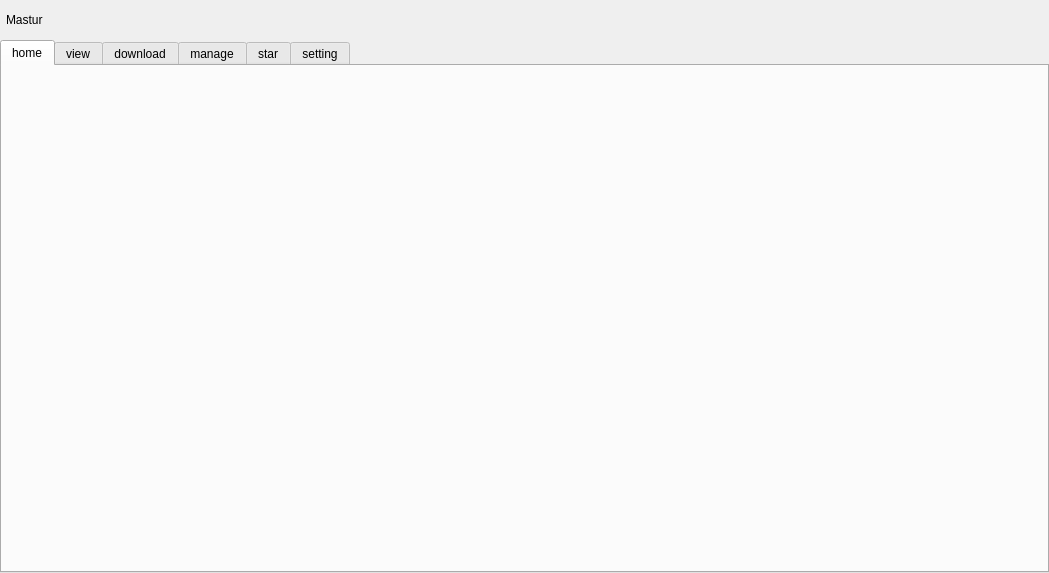
Above: Mastur.ui from ddmoyu/mastur before the change. Below: the same form after it.
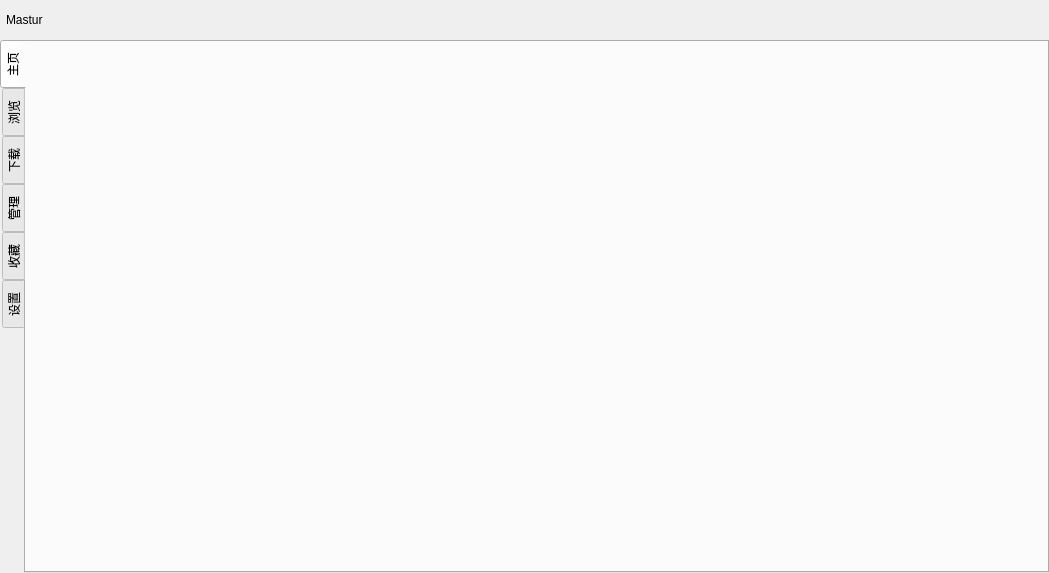
That is the form after the change. Icons and pictures are not drawn.

Commit message: feat: 修改样式

What changed in the file:
```diff
--- a/Mastur.ui
+++ b/Mastur.ui
@@ -249,7 +249,10 @@
       <string notr="true"/>
      </property>
      <property name="tabPosition">
-      <enum>QTabWidget::North</enum>
+      <enum>QTabWidget::West</enum>
+     </property>
+     <property name="tabShape">
+      <enum>QTabWidget::Rounded</enum>
      </property>
      <property name="currentIndex">
       <number>0</number>
@@ -262,32 +265,32 @@
      </property>
      <widget class="QWidget" name="home">
       <attribute name="title">
-       <string>home</string>
+       <string>主页</string>
       </attribute>
      </widget>
      <widget class="QWidget" name="view">
       <attribute name="title">
-       <string>view</string>
+       <string>浏览</string>
       </attribute>
      </widget>
      <widget class="QWidget" name="download">
       <attribute name="title">
-       <string>download</string>
+       <string>下载</string>
       </attribute>
      </widget>
      <widget class="QWidget" name="manage">
       <attribute name="title">
-       <string>manage</string>
+       <string>管理</string>
       </attribute>
      </widget>
      <widget class="QWidget" name="star">
       <attribute name="title">
-       <string>star</string>
+       <string>收藏</string>
       </attribute>
      </widget>
      <widget class="QWidget" name="setting">
       <attribute name="title">
-       <string>setting</string>
+       <string>设置</string>
       </attribute>
      </widget>
     </widget>
```
Left out of the diff: 2 changed lines with no effect on the pictures. The commit also changes 2 other files.
